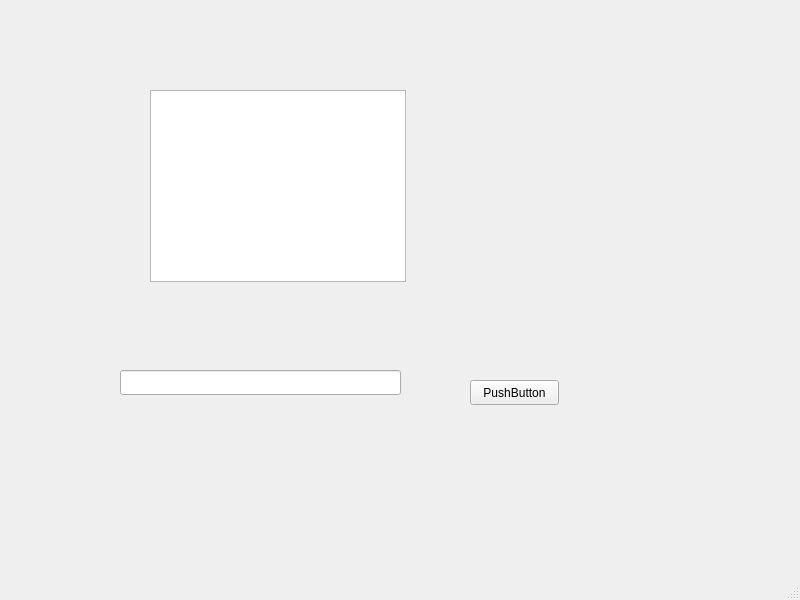
VtripleG/Client_server_app, file client/client/mainwindow.ui: the form before one commit.
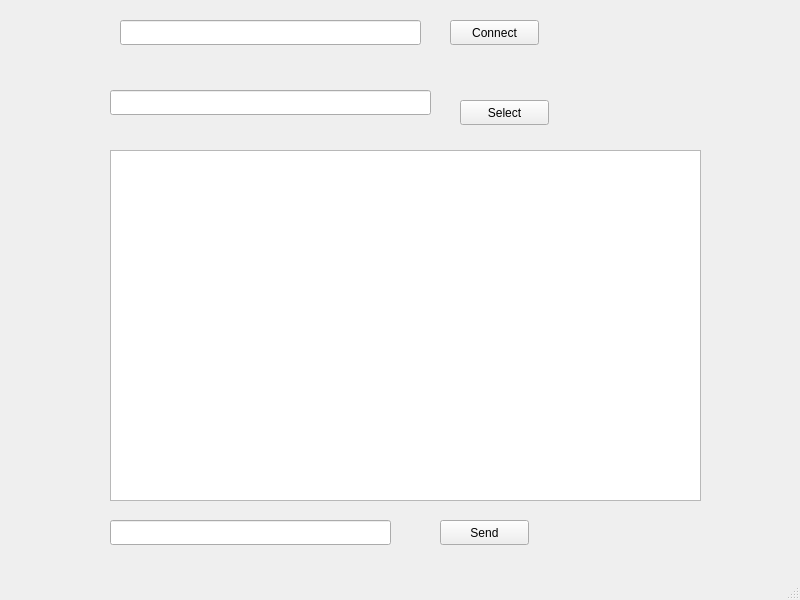
The form after the commit.

Diff of the .ui file:
```diff
--- a/client/client/mainwindow.ui
+++ b/client/client/mainwindow.ui
@@ -17,8 +17,8 @@
    <widget class="QLineEdit" name="lineEdit">
     <property name="geometry">
      <rect>
-      <x>120</x>
-      <y>370</y>
+      <x>110</x>
+      <y>520</y>
       <width>281</width>
       <height>25</height>
      </rect>
@@ -27,24 +27,70 @@
    <widget class="QTextBrowser" name="textBrowser">
     <property name="geometry">
      <rect>
-      <x>150</x>
+      <x>110</x>
+      <y>150</y>
+      <width>591</width>
+      <height>351</height>
+     </rect>
+    </property>
+   </widget>
+   <widget class="QPushButton" name="Send_button">
+    <property name="geometry">
+     <rect>
+      <x>440</x>
+      <y>520</y>
+      <width>89</width>
+      <height>25</height>
+     </rect>
+    </property>
+    <property name="text">
+     <string>Send</string>
+    </property>
+   </widget>
+   <widget class="QLineEdit" name="lineEditUserName">
+    <property name="geometry">
+     <rect>
+      <x>120</x>
+      <y>20</y>
+      <width>301</width>
+      <height>25</height>
+     </rect>
+    </property>
+   </widget>
+   <widget class="QPushButton" name="Connect_button">
+    <property name="geometry">
+     <rect>
+      <x>450</x>
+      <y>20</y>
+      <width>89</width>
+      <height>25</height>
+     </rect>
+    </property>
+    <property name="text">
+     <string>Connect</string>
+    </property>
+   </widget>
+   <widget class="QLineEdit" name="lineEditSelect">
+    <property name="geometry">
+     <rect>
+      <x>110</x>
       <y>90</y>
-      <width>256</width>
-      <height>192</height>
+      <width>321</width>
+      <height>25</height>
      </rect>
     </property>
    </widget>
    <widget class="QPushButton" name="pushButton">
     <property name="geometry">
      <rect>
-      <x>470</x>
-      <y>380</y>
+      <x>460</x>
+      <y>100</y>
       <width>89</width>
       <height>25</height>
      </rect>
     </property>
     <property name="text">
-     <string>PushButton</string>
+     <string>Select</string>
     </property>
    </widget>
   </widget>
```
Left out of the diff: 2 changed lines with no effect on the pictures.
